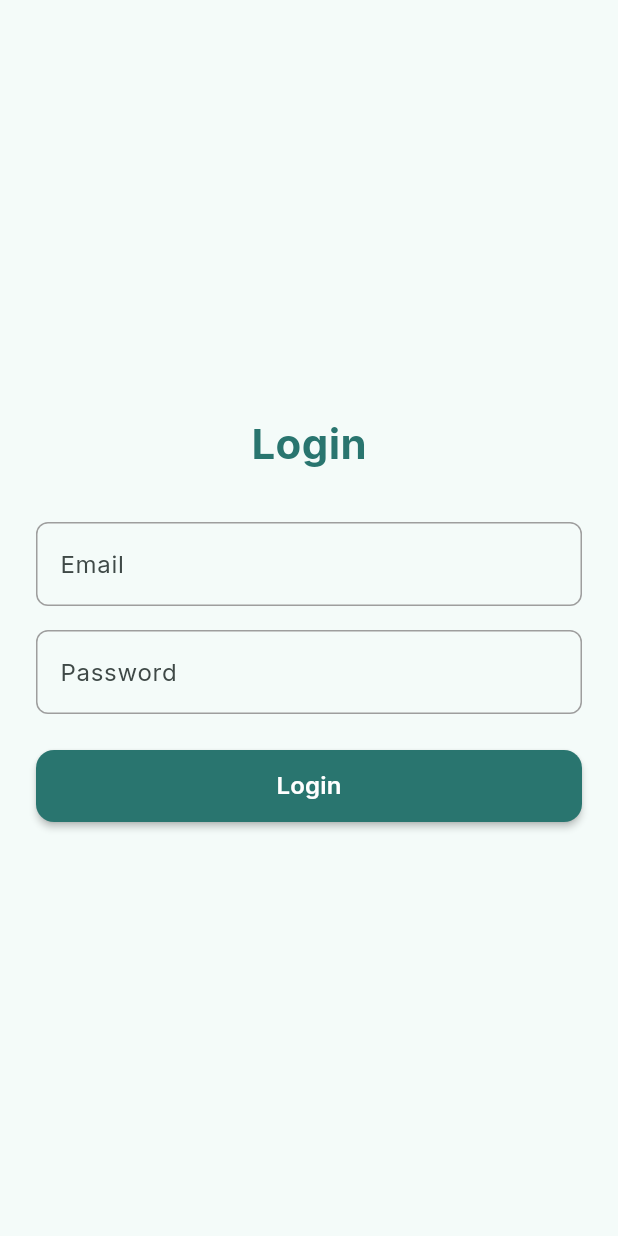
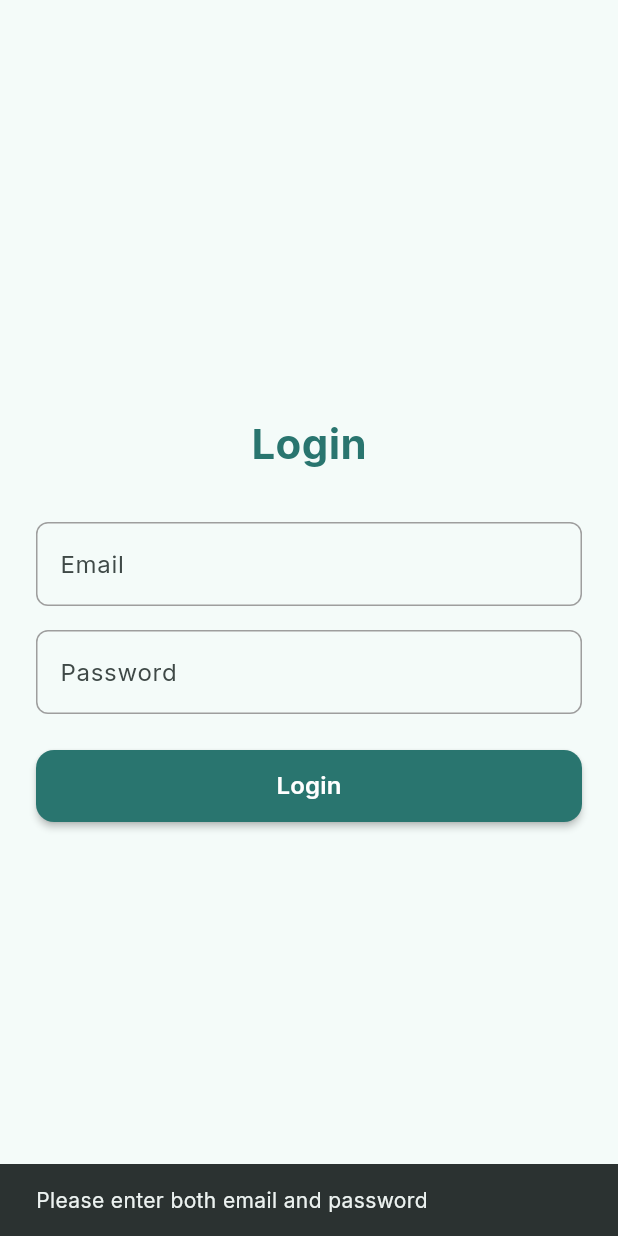
Before and after one commit to NikhilD1998/expense-tracker-assignment, a Flutter app: the screen it shows after launch, after a tap on "Login", on a phone screen of 412 x 824 dp. Run offline on Flutter 3.47's test engine with Material 3 defaults, Android fonts, the phone set to English and light mode, and no system bars; our stand-ins replace flutter_riverpod, flutter_secure_storage, google_fonts.

Commit message:
Update API endpoints, refactor LoginScreen to use Riverpod, and implement login functionality

```diff
--- a/frontend/lib/helpers/api_endpoints.dart
+++ b/frontend/lib/helpers/api_endpoints.dart
@@ -1,5 +1,5 @@
 class ApiEndpoints {
-  static const String baseUrl = "http://localhost:3000/api";
+  static const String baseUrl = "http://192.168.31.235:3000/api";
 
   static const String login = "$baseUrl/users/login";
 }
--- a/frontend/lib/main.dart
+++ b/frontend/lib/main.dart
@@ -1,10 +1,11 @@
 import 'package:flutter/material.dart';
+import 'package:flutter_riverpod/flutter_riverpod.dart';
 import 'package:frontend/helpers/constants.dart';
 import 'package:frontend/screens/splash_screen.dart';
 import 'package:google_fonts/google_fonts.dart';
 
 void main() {
-  runApp(const MyApp());
+  runApp(ProviderScope(child: const MyApp()));
 }
 
 class MyApp extends StatelessWidget {
--- a/frontend/lib/providers/auth_provider.dart
+++ b/frontend/lib/providers/auth_provider.dart
@@ -23,7 +23,6 @@ class AuthState {
   }
 }
 
-// Auth Notifier
 class AuthNotifier extends StateNotifier<AuthState> {
   AuthNotifier() : super(AuthState());
 
--- a/frontend/lib/screens/login_screen.dart
+++ b/frontend/lib/screens/login_screen.dart
@@ -1,19 +1,55 @@
 import 'package:flutter/material.dart';
 import 'package:frontend/helpers/constants.dart';
+import 'package:frontend/screens/dashboard_screen.dart';
 import 'package:frontend/widgets/custom_primary_button.dart';
 import 'package:frontend/widgets/custom_text_field.dart';
 import 'package:frontend/helpers/device_dimensions.dart';
+import 'package:flutter_riverpod/flutter_riverpod.dart';
+import 'package:frontend/providers/auth_provider.dart';
 
-class LoginScreen extends StatefulWidget {
+class LoginScreen extends ConsumerStatefulWidget {
   const LoginScreen({super.key});
 
   @override
-  State<LoginScreen> createState() => _LoginScreenState();
+  ConsumerState<LoginScreen> createState() => _LoginScreenState();
 }
 
-class _LoginScreenState extends State<LoginScreen> {
+class _LoginScreenState extends ConsumerState<LoginScreen> {
   final TextEditingController emailController = TextEditingController();
   final TextEditingController passwordController = TextEditingController();
+
+  bool isLoading = false;
+
+  void _login() async {
+    // Validate fields
+    if (emailController.text.trim().isEmpty ||
+        passwordController.text.trim().isEmpty) {
+      ScaffoldMessenger.of(context).showSnackBar(
+        const SnackBar(content: Text('Please enter both email and password')),
+      );
+      return;
+    }
+
+    setState(() => isLoading = true);
+    await ref
+        .read(authProvider.notifier)
+        .login(emailController.text.trim(), passwordController.text.trim());
+    setState(() => isLoading = false);
+
+    final authState = ref.read(authProvider);
+    if (authState.token != null) {
+      if (mounted) {
+        Navigator.of(context).pushReplacement(
+          MaterialPageRoute(builder: (context) => DashboardScreen()),
+        );
+      }
+    } else if (authState.error != null) {
+      print(authState.error);
+      ScaffoldMessenger.of(
+        context,
+      ).showSnackBar(SnackBar(content: Text(authState.error!)));
+    }
+  }
 
   @override
   Widget build(BuildContext context) {
@@ -48,7 +84,10 @@ class _LoginScreenState extends State<LoginScreen> {
                   obscureText: true,
                 ),
                 const SizedBox(height: 24),
-                CustomPrimaryButton(onPressed: () {}, label: 'Login'),
+                CustomPrimaryButton(
+                  onPressed: _login,
+                  label: isLoading ? 'Logging in...' : 'Login',
+                ),
               ],
             ),
           ),
```
